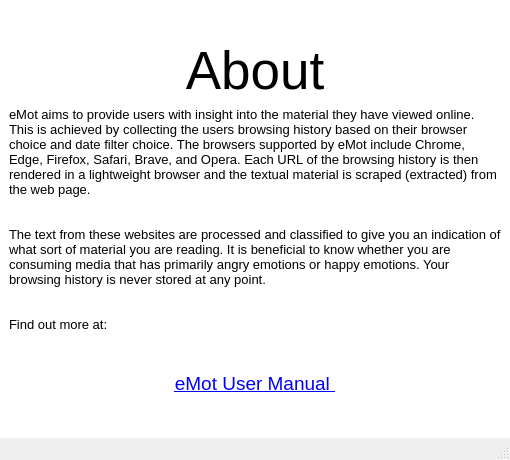
First picture: the form in src/pyqt/uiFiles/about_form.ui, repository gerardpslowey/eMot, before the edit.
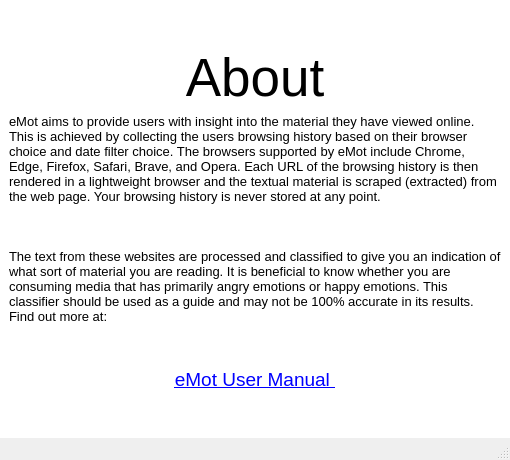
Second picture: the form after the edit. Icons and pictures are not drawn.

Commit message: about section explains that classifier is ONLY a guide

```diff
--- a/src/pyqt/uiFiles/about_form.ui
+++ b/src/pyqt/uiFiles/about_form.ui
@@ -74,13 +74,11 @@
            </font>
           </property>
           <property name="text">
-           <string>eMot aims to provide users with insight into the material they have viewed online. This is achieved by collecting the users browsing history based on their browser choice and date filter choice. The browsers supported by eMot include Chrome, Edge, Firefox, Safari, Brave, and Opera. Each URL of the browsing history is then rendered in a lightweight browser and the textual material is scraped (extracted) from the web page.
+           <string>eMot aims to provide users with insight into the material they have viewed online. This is achieved by collecting the users browsing history based on their browser choice and date filter choice. The browsers supported by eMot include Chrome, Edge, Firefox, Safari, Brave, and Opera. Each URL of the browsing history is then rendered in a lightweight browser and the textual material is scraped (extracted) from the web page. Your browsing history is never stored at any point.
 
 
-The text from these websites are processed and classified to give you an indication of what sort of material you are reading. It is beneficial to know whether you are consuming media that has primarily angry emotions or happy emotions. Your browsing history is never stored at any point.
 
-
-Find out more at:</string>
+The text from these websites are processed and classified to give you an indication of what sort of material you are reading. It is beneficial to know whether you are consuming media that has primarily angry emotions or happy emotions. This classifier should be used as a guide and may not be 100% accurate in its results. Find out more at:</string>
           </property>
           <property name="scaledContents">
            <bool>true</bool>
```
The commit also changes 2 other files.
